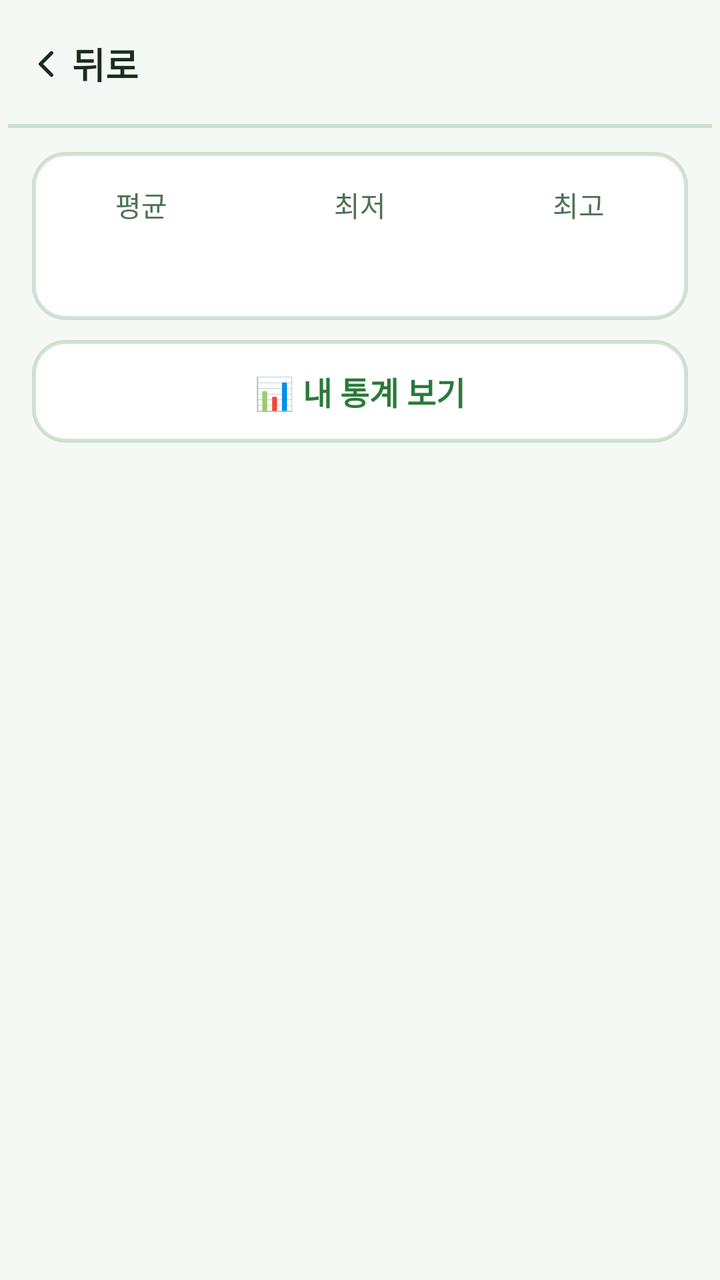
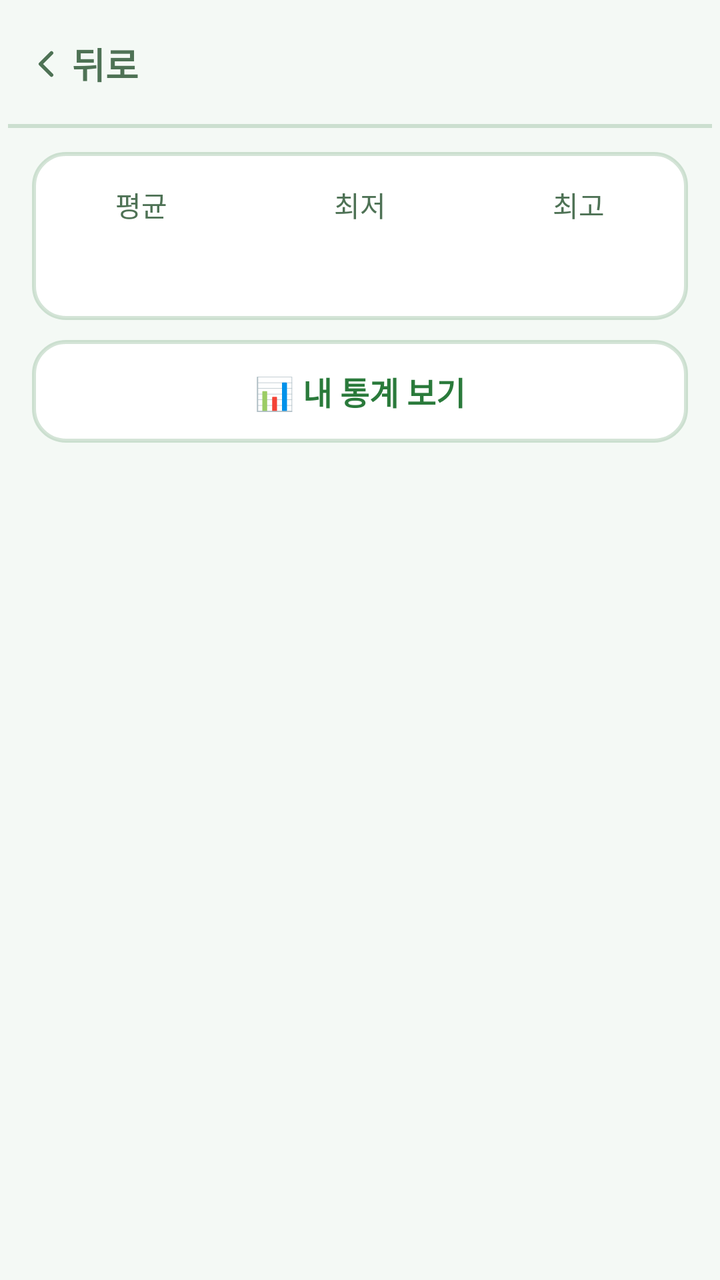

An Android layout rendered at two revisions. The XML below is the earlier revision; the diff shows what the commit changed to produce the second picture.
<!-- AndroidManifest.xml: application theme Theme.ParkGolf -->
<!-- res/layout/fragment_history.xml -->
<?xml version="1.0" encoding="utf-8"?>
<LinearLayout xmlns:android="http://schemas.android.com/apk/res/android"
    xmlns:app="http://schemas.android.com/apk/res-auto"
    android:layout_width="match_parent" android:layout_height="match_parent"
    android:orientation="vertical" android:background="?attr/parkBackground">
    <include android:id="@+id/topBar" layout="@layout/view_top_bar" />

    
    <LinearLayout android:id="@+id/statsCard"
        android:layout_width="match_parent" android:layout_height="wrap_content"
        android:orientation="horizontal" android:background="@drawable/bg_card"
        android:layout_marginHorizontal="@dimen/screen_padding" android:layout_marginTop="12dp"
        android:paddingVertical="16dp">
        <LinearLayout android:layout_width="0dp" android:layout_height="wrap_content"
            android:layout_weight="1" android:orientation="vertical" android:gravity="center">
            <TextView android:layout_width="wrap_content" android:layout_height="wrap_content"
                android:text="@string/stat_avg" android:textColor="?attr/parkMutedForeground"
                android:textSize="14sp" />
            <TextView android:id="@+id/tvAvg"
                android:layout_width="wrap_content" android:layout_height="wrap_content"
                android:textColor="?attr/parkForeground" android:textSize="22sp"
                android:textStyle="bold" android:layout_marginTop="2dp" />
        </LinearLayout>
        <LinearLayout android:layout_width="0dp" android:layout_height="wrap_content"
            android:layout_weight="1" android:orientation="vertical" android:gravity="center">
            <TextView android:layout_width="wrap_content" android:layout_height="wrap_content"
                android:text="@string/stat_best" android:textColor="?attr/parkMutedForeground"
                android:textSize="14sp" />
            <TextView android:id="@+id/tvBest"
                android:layout_width="wrap_content" android:layout_height="wrap_content"
                android:textColor="?attr/parkForeground" android:textSize="22sp"
                android:textStyle="bold" android:layout_marginTop="2dp" />
        </LinearLayout>
        <LinearLayout android:layout_width="0dp" android:layout_height="wrap_content"
            android:layout_weight="1" android:orientation="vertical" android:gravity="center">
            <TextView android:layout_width="wrap_content" android:layout_height="wrap_content"
                android:text="@string/stat_worst" android:textColor="?attr/parkMutedForeground"
                android:textSize="14sp" />
            <TextView android:id="@+id/tvWorst"
                android:layout_width="wrap_content" android:layout_height="wrap_content"
                android:textColor="?attr/parkForeground" android:textSize="22sp"
                android:textStyle="bold" android:layout_marginTop="2dp" />
        </LinearLayout>
    </LinearLayout>

    <TextView android:id="@+id/btnMyStats"
        android:layout_width="match_parent" android:layout_height="wrap_content"
        android:layout_marginHorizontal="@dimen/screen_padding" android:layout_marginTop="10dp"
        android:background="@drawable/bg_card" android:paddingVertical="14dp"
        android:gravity="center" android:text="@string/open_my_stats"
        android:textColor="?attr/parkPrimary" android:textSize="16sp" android:textStyle="bold" />

    <FrameLayout android:layout_width="match_parent" android:layout_height="0dp"
        android:layout_weight="1">
        <androidx.recyclerview.widget.RecyclerView android:id="@+id/rvRounds"
            android:layout_width="match_parent" android:layout_height="match_parent"
            android:paddingHorizontal="@dimen/screen_padding" android:paddingTop="12dp"
            android:paddingBottom="12dp" android:clipToPadding="false" />

        
        <LinearLayout android:id="@+id/emptyView"
            android:layout_width="match_parent" android:layout_height="match_parent"
            android:orientation="vertical" android:gravity="center" android:visibility="gone">
            <FrameLayout android:layout_width="80dp" android:layout_height="80dp">
                <View android:layout_width="match_parent" android:layout_height="match_parent"
                    android:background="@drawable/bg_circle_muted" />
                <ImageView android:layout_width="match_parent" android:layout_height="match_parent"
                    android:src="@drawable/ic_trophy" android:padding="22dp"
                    app:tint="?attr/parkMutedForeground" android:importantForAccessibility="no" />
            </FrameLayout>
            <TextView android:layout_width="wrap_content" android:layout_height="wrap_content"
                android:text="@string/records_empty_title" android:textColor="?attr/parkForeground"
                android:textSize="20sp" android:textStyle="bold" android:layout_marginTop="16dp" />
            <TextView android:layout_width="wrap_content" android:layout_height="wrap_content"
                android:text="@string/records_empty_desc" android:textColor="?attr/parkMutedForeground"
                android:textSize="16sp" android:layout_marginTop="4dp" />
        </LinearLayout>
    </FrameLayout>
</LinearLayout>
<!-- res/layout/view_top_bar.xml (included above) -->
<?xml version="1.0" encoding="utf-8"?>
<androidx.constraintlayout.widget.ConstraintLayout
    xmlns:android="http://schemas.android.com/apk/res/android"
    xmlns:app="http://schemas.android.com/apk/res-auto"
    android:layout_width="match_parent"
    android:layout_height="wrap_content"
    android:background="?attr/parkBackground"
    android:minHeight="64dp"
    android:paddingHorizontal="4dp">

    <LinearLayout
        android:id="@+id/btnBack"
        android:layout_width="wrap_content"
        android:layout_height="@dimen/touch_min"
        android:orientation="horizontal"
        android:gravity="center_vertical"
        android:paddingHorizontal="8dp"
        android:background="?attr/selectableItemBackground"
        android:clickable="true"
        android:focusable="true"
        android:contentDescription="@string/back"
        app:layout_constraintStart_toStartOf="parent"
        app:layout_constraintTop_toTopOf="parent"
        app:layout_constraintBottom_toBottomOf="parent">
        <ImageView
            android:layout_width="22dp" android:layout_height="22dp"
            android:src="@drawable/ic_chevron_left"
            android:importantForAccessibility="no" />
        <TextView
            android:layout_width="wrap_content" android:layout_height="wrap_content"
            android:layout_marginStart="2dp"
            android:text="@string/back"
            android:textColor="?attr/parkForeground"
            android:textSize="@dimen/body_text"
            android:textStyle="bold" />
    </LinearLayout>

    <TextView
        android:id="@+id/tvBarTitle"
        android:layout_width="0dp"
        android:layout_height="wrap_content"
        android:gravity="center"
        android:textSize="@dimen/body_text"
        android:textStyle="bold"
        android:textColor="?attr/parkForeground"
        android:maxLines="1"
        android:ellipsize="end"
        app:layout_constraintStart_toEndOf="@id/btnBack"
        app:layout_constraintEnd_toStartOf="@id/barSpacer"
        app:layout_constraintTop_toTopOf="parent"
        app:layout_constraintBottom_toBottomOf="parent" />

    <Space
        android:id="@+id/barSpacer"
        android:layout_width="72dp"
        android:layout_height="1dp"
        app:layout_constraintEnd_toEndOf="parent"
        app:layout_constraintTop_toTopOf="parent" />

    <View android:layout_width="0dp" android:layout_height="@dimen/border_width"
        android:background="?attr/parkBorder"
        app:layout_constraintStart_toStartOf="parent"
        app:layout_constraintEnd_toEndOf="parent"
        app:layout_constraintBottom_toBottomOf="parent" />
</androidx.constraintlayout.widget.ConstraintLayout>
<!-- resources referenced by this layout -->
<resources>
  <dimen name="body_text">18sp</dimen>
  <dimen name="border_width">2dp</dimen>
  <dimen name="screen_padding">16dp</dimen>
  <dimen name="touch_min">56dp</dimen>
  <!-- drawable bg_card (drawable) -->
  <?xml version="1.0" encoding="utf-8"?>
  <shape xmlns:android="http://schemas.android.com/apk/res/android" android:shape="rectangle">
      <solid android:color="@color/card" />
      <corners android:radius="@dimen/radius_card" />
      <stroke android:width="@dimen/border_width" android:color="?attr/parkBorder" />
  </shape>
  <!-- drawable bg_circle_muted (drawable) -->
  <?xml version="1.0" encoding="utf-8"?>
  <shape xmlns:android="http://schemas.android.com/apk/res/android" android:shape="oval">
      <solid android:color="?attr/parkMuted" />
  </shape>
  <!-- drawable ic_chevron_left (drawable) -->
  <vector xmlns:android="http://schemas.android.com/apk/res/android" android:width="24dp" android:height="24dp" android:viewportWidth="24" android:viewportHeight="24">
      <path android:strokeColor="?attr/parkForeground" android:strokeWidth="2" android:strokeLineCap="round" android:strokeLineJoin="round" android:pathData="M15,18 L9,12 L15,6" />
  </vector>
  <!-- drawable ic_trophy (drawable) -->
  <vector xmlns:android="http://schemas.android.com/apk/res/android" android:width="24dp" android:height="24dp" android:viewportWidth="24" android:viewportHeight="24">
      <path android:strokeColor="?attr/parkPrimary" android:strokeWidth="1.6" android:strokeLineCap="round" android:strokeLineJoin="round" android:pathData="M7,4 L17,4 L17,9 A5,5 0 0 1 7,9 Z" />
      <path android:strokeColor="?attr/parkPrimary" android:strokeWidth="1.6" android:strokeLineCap="round" android:strokeLineJoin="round" android:pathData="M7,5 L4,5 L4,7 A3,3 0 0 0 7,10 M17,5 L20,5 L20,7 A3,3 0 0 1 17,10" />
      <path android:strokeColor="?attr/parkPrimary" android:strokeWidth="1.6" android:strokeLineCap="round" android:strokeLineJoin="round" android:pathData="M12,14 L12,17 M9,20 L15,20 M10,17 L14,17 L15,20 L9,20 Z" />
  </vector>
  <string name="back">뒤로</string>
  <string name="open_my_stats">📊 내 통계 보기</string>
  <string name="records_empty_desc">게임을 완료하면 여기에 기록됩니다</string>
  <string name="records_empty_title">기록 없음</string>
  <string name="stat_avg">평균</string>
  <string name="stat_best">최저</string>
  <string name="stat_worst">최고</string>
  <style name="Theme.ParkGolf" parent="Theme.ParkGolf.Green" />
  <color name="card">#FFFFFF</color>
  <dimen name="radius_card">16dp</dimen>
  <style name="Theme.ParkGolf.Green" parent="Theme.ParkGolf.Base">
          <item name="colorPrimary">#2A7A3B</item>
          <item name="android:windowBackground">#F4F9F5</item>
          <item name="parkBackground">#F4F9F5</item>
          <item name="parkForeground">#1A2E1D</item>
          <item name="parkPrimary">#2A7A3B</item>
          <item name="parkPrimary10">#1A2A7A3B</item>
          <item name="parkSecondary">#E6F2E8</item>
          <item name="parkMuted">#EAF3EC</item>
          <item name="parkMutedForeground">#4E7255</item>
          <item name="parkAccent">#D2EBDA</item>
          <item name="parkAccentForeground">#1A3D21</item>
          <item name="parkBorder">#332A7A3B</item>
          <item name="parkInputBg">#EAF3EC</item>
      </style>
  <style name="Theme.ParkGolf.Base" parent="Theme.Material3.DayNight.NoActionBar">
          <item name="colorOnPrimary">@color/on_primary</item>
          <item name="android:textColorPrimary">?attr/parkForeground</item>
      </style>
  <color name="on_primary">#FFFFFF</color>
</resources>

<!-- the commit's change to res/layout/fragment_history.xml (unified diff, before → after) -->
@@ -55,7 +55,9 @@
         <androidx.recyclerview.widget.RecyclerView android:id="@+id/rvRounds"
             android:layout_width="match_parent" android:layout_height="match_parent"
             android:paddingHorizontal="@dimen/screen_padding" android:paddingTop="12dp"
-            android:paddingBottom="12dp" android:clipToPadding="false" />
+            android:paddingBottom="12dp" android:clipToPadding="false"
+            android:requiresFadingEdge="vertical"
+            android:fadingEdgeLength="@dimen/scroll_fade" />
 
         
         <LinearLayout android:id="@+id/emptyView"
@@ -105,12 +107,13 @@
         <ImageView
             android:layout_width="22dp" android:layout_height="22dp"
             android:src="@drawable/ic_chevron_left"
-            android:importantForAccessibility="no" />
+            android:importantForAccessibility="no"
+            app:tint="?attr/parkMutedForeground" />
         <TextView
             android:layout_width="wrap_content" android:layout_height="wrap_content"
             android:layout_marginStart="2dp"
             android:text="@string/back"
-            android:textColor="?attr/parkForeground"
+            android:textColor="?attr/parkMutedForeground"
             android:textSize="@dimen/body_text"
             android:textStyle="bold" />
     </LinearLayout>
<!-- resource entries referenced after the edit -->
@@ -3,6 +3,7 @@
   <dimen name="body_text">18sp</dimen>
   <dimen name="border_width">2dp</dimen>
   <dimen name="screen_padding">16dp</dimen>
+  <dimen name="scroll_fade">24dp</dimen>
   <dimen name="touch_min">56dp</dimen>
   <!-- drawable bg_card (drawable) -->
   <?xml version="1.0" encoding="utf-8"?>
